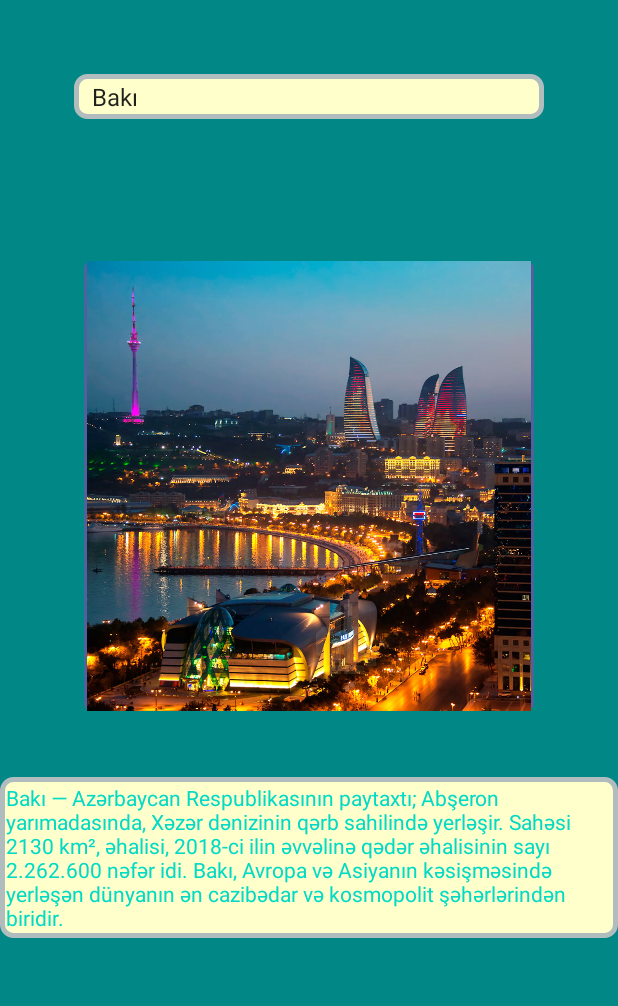
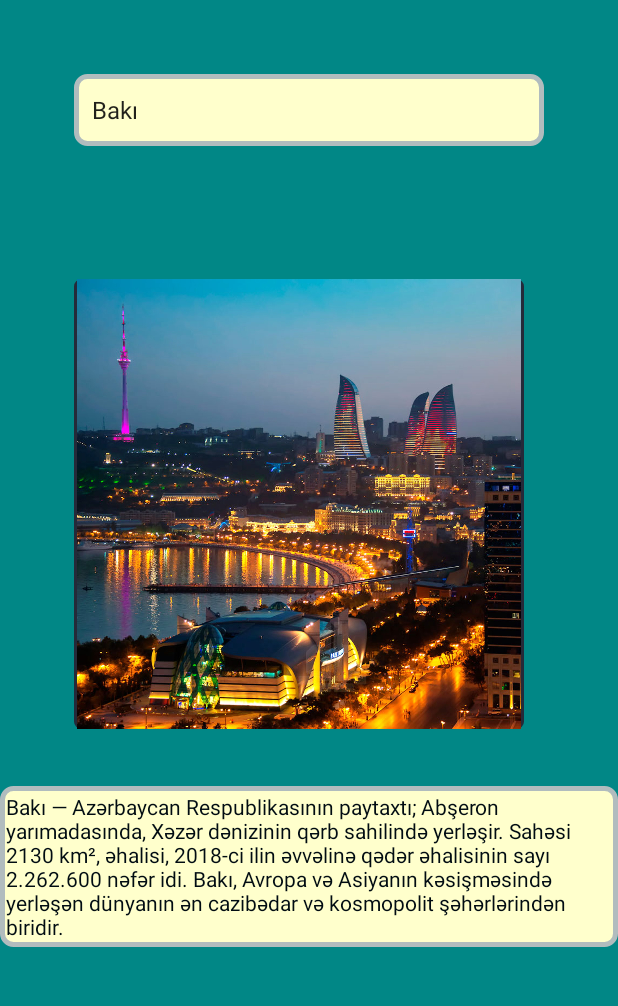
Before and after one commit to m2288/azcity, an Android app: the screen it shows after launch (MainActivity), on a phone screen of 412 x 824 dp, the part 171-1177 px from its top. Run offline under Robolectric (Android 15) with nearby library versions, the phone set to English and light mode, and no system bars.

Commit message:
Theme correction / Contrast ratio fixed *

```diff
--- a/app/src/main/java/pro/niyaz/azcity/MainActivity.java
+++ b/app/src/main/java/pro/niyaz/azcity/MainActivity.java
@@ -58,7 +58,7 @@ public class MainActivity extends AppCompatActivity {
                     case 5:
                         break;
                 }*/
-                tv_city_info.setText(""+about_cities[position]);
+                tv_city_info.setText(about_cities[position]);
                 cities_img.setImageResource(cities_list[position]);
             }
 
--- a/app/src/main/res/drawable-v24/layout_bg_img.xml
+++ b/app/src/main/res/drawable-v24/layout_bg_img.xml
@@ -1,6 +1,6 @@
 <?xml version="1.0" encoding="UTF-8"?>
 <shape xmlns:android="http://schemas.android.com/apk/res/android">
-    <solid android:color="#4E639E"/>
-    <stroke android:width="3dp" android:color="#4E639E" />
+    <solid android:color="#343A4C"/>
+    <stroke android:width="3dp" android:color="#252A39" />
     <corners android:radius="3dp"/>
 </shape>
--- a/app/src/main/res/layout/activity_main.xml
+++ b/app/src/main/res/layout/activity_main.xml
@@ -25,18 +25,21 @@
 
     <Spinner
         android:id="@+id/spn_cities"
-        android:background="@drawable/layout_bg"
         android:layout_width="match_parent"
         android:layout_height="wrap_content"
+        android:layout_margin="49dp"
+        android:background="@drawable/layout_bg"
+        android:textSize="21sp"
+        android:entries="@array/cities"
+        android:minHeight="48dp"
         android:padding="4dp"
         android:textColor="@color/teal_700"
-        android:layout_margin="49dp"
-        android:entries="@array/cities"
         app:layout_constraintEnd_toEndOf="parent"
         app:layout_constraintStart_toStartOf="parent"
         app:layout_constraintTop_toBottomOf="@+id/tv_head">
 
     </Spinner>
+
 
     <ImageView
         android:id="@+id/cities_img"
@@ -46,30 +49,30 @@
         android:layout_marginStart="8dp"
         android:layout_marginEnd="8dp"
         android:layout_marginBottom="50dp"
+        android:background="@drawable/layout_bg_img"
+        android:contentDescription="@string/city_image"
         android:src="@drawable/baku_city"
         app:layout_constraintBottom_toTopOf="@+id/tv_city_info"
         app:layout_constraintCircleRadius="@dimen/cardview_default_radius"
         app:layout_constraintEnd_toEndOf="parent"
+        app:layout_constraintHorizontal_bias="0.431"
         app:layout_constraintStart_toStartOf="parent"
-        app:layout_constraintTop_toBottomOf="@+id/spn_cities"
-        android:background="@drawable/layout_bg_img"
-        />
-
+        app:layout_constraintTop_toBottomOf="@+id/spn_cities" />
 
     <TextView
         android:id="@+id/tv_city_info"
-        android:background="@drawable/layout_bg"
         android:layout_width="wrap_content"
         android:layout_height="wrap_content"
         android:layout_marginStart="7dp"
+        android:layout_marginTop="-50dp"
         android:layout_marginEnd="7dp"
+        android:background="@drawable/layout_bg"
         android:padding="4dp"
         android:text="@string/se_ilmi_h_r_haqq_nda_m_lumat"
+        android:textColor="#010C12"
         app:layout_constraintBottom_toBottomOf="parent"
         app:layout_constraintEnd_toEndOf="parent"
-        android:textColor="@color/teal_200"
         app:layout_constraintStart_toStartOf="parent"
-        app:layout_constraintTop_toBottomOf="@+id/cities_img"
-        android:layout_marginTop="-50dp"/>
+        app:layout_constraintTop_toBottomOf="@+id/cities_img" />
 
 </androidx.constraintlayout.widget.ConstraintLayout>
--- /dev/null
+++ b/app/src/main/res/values-night-v29/strings.xml
@@ -0,0 +1,4 @@
+<?xml version="1.0" encoding="utf-8"?>
+<resources>
+    <string name="city_image">city image</string>
+</resources>
--- /dev/null
+++ b/app/src/main/res/values-night/strings.xml
@@ -0,0 +1,4 @@
+<?xml version="1.0" encoding="utf-8"?>
+<resources>
+    <string name="city_image">city image</string>
+</resources>
--- /dev/null
+++ b/app/src/main/res/values-v29/strings.xml
@@ -0,0 +1,4 @@
+<?xml version="1.0" encoding="utf-8"?>
+<resources>
+    <string name="city_image">city image</string>
+</resources>
--- a/app/src/main/res/values/strings.xml
+++ b/app/src/main/res/values/strings.xml
@@ -2,6 +2,7 @@
     <string name="app_name">Şəhərlər</string>
     <string name="az_rbaycan_n_h_rl_ri">Azərbaycanın şəhərləri</string>
     <string name="se_ilmi_h_r_haqq_nda_m_lumat">Seçilmiş şəhər haqqında məlumat ...</string>
+    <string name="city_image">city image</string>
     <string-array name="cities">
         <item>Bakı</item>
         <item>Mingəçevir</item>
@@ -17,7 +18,7 @@
         <item>Xaçmaz rayonu — Azərbaycan Respublikasında inzibati – ərazi vahidi. İnzibati mərkəzi Xaçmaz şəhəridir.
 
 Azərbaycanın dilbər guşələrindən olan, qədim tarixə malik Xaçmaz respublikamızın şimal bölgəsində yerləşən sərhəd rayonlarından biridir. Azərbaycanın qədim yaşayış məskənlərindən olan Xaçmaz rayonu 1930-cu ildə yaradılmışdır. Xaçmaz 1936-1937-ci illərdə şəhər tipli qəsəbə olmuşdur. 1963-cü ildə Xaçmaz rayonu ləğv edilib, ərazisi Quba və Qusar rayonlarına verilmişdir.</item>
-        <item>Şuşa — Azərbaycan Respublikasının Dağlıq Qarabağ bölgəsində yerləşən şəhər. Azərbaycanın mədəniyyət paytaxtı.Şuşa rayonunun inzibati mərkəzi.Şəhərin təməli 1752-ci ildə Qarabağ xanı Pənahəli xan tərəfindən qoyulub və ilk çağlarda şəhəri Şuşa adı ilə yanaşı xanın şərəfinə Pənahabad adlandırırdılar. Şuşada 17 məhəllə vardı: Seyidli, Culfalar, Quyuluq, Çuxur məhəllə, Dörd çinar, Dördlər qurdu, Hacı Yusifli, Çöl Qala, Qurdlar, Saatlı, Köçərli, Mamayı, Xoca Mərcanlı, Dəmirçilər, Hamamqabağı, Merdinli və Təzə məhəllə.Hər məhəllədə hamam, məscid və bulaq vardı.</item>
+        <item>Şuşa — Azərbaycan Respublikasının Dağlıq Qarabağ bölgəsində yerləşən şəhər. Azərbaycanın mədəniyyət paytaxtı.Şuşa rayonunun inzibati mərkəzi.Şəhərin təməli 1752-ci ildə Qarabağ xanı Pənahəli xan tərəfindən qoyulub və ilk çağlarda şəhəri Şuşa adı ilə yanaşı xanın şərəfinə Pənahabad adlandırırdılar.  </item>
         <item>Kəlbəcər (1960-1980-ci illərdə şəhər tipli qəsəbə) — Azərbaycan Respublikasının Kəlbəcər rayonunun mərkəzi, Kəlbəcər şəhər inzibati ərazi dairəsində şəhər.
 
 1993-cü il aprel ayının 2-də Ermənistan silahlı qüvvələri tərəfindən işğal olunub. 10 noyabr 2020-ci ildə imzalanan atəşkəs bəyanatına əsasən 25 noyabrda Ermənistan Silahlı Birləşmələri Kəlbəcər rayonunu boşaldıb Azərbaycan Silahlı Qüvvələrinə təhvil vermişdir.</item>
```
